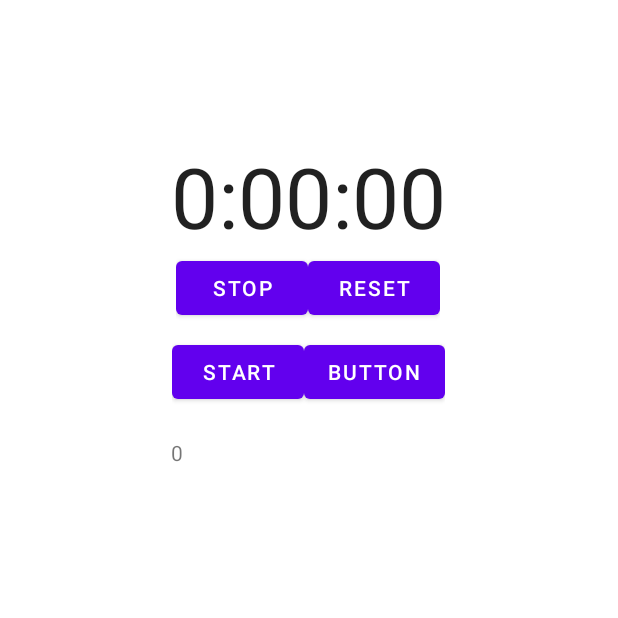
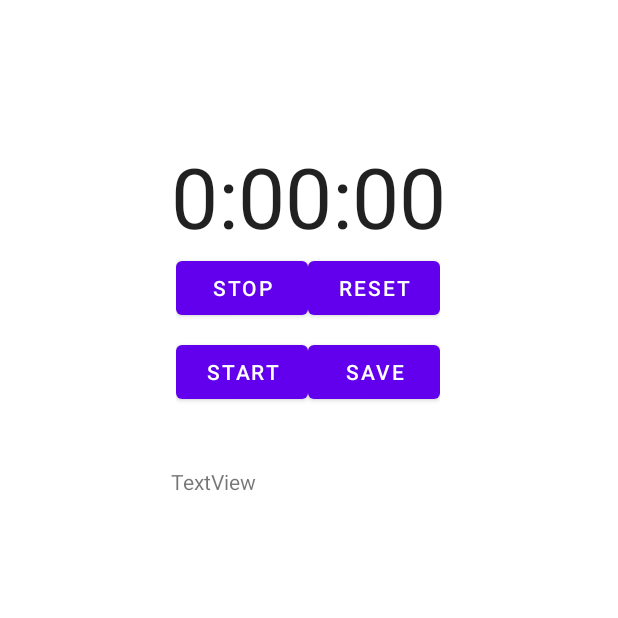
Before and after one commit to pawk3k/AM, an Android app: the StoperFragment screen opened directly, with no data from a screen before it, on a phone screen of 412 x 824 dp, the top half of it. Run offline under Robolectric (Android 15) with nearby library versions, the phone set to English and light mode, and no system bars.

Commit message:
working version for last result

```diff
--- a/DetailFlowV2/app/src/main/java/com/example/detailflow/fragments/StoperFragment.kt
+++ b/DetailFlowV2/app/src/main/java/com/example/detailflow/fragments/StoperFragment.kt
@@ -1,6 +1,7 @@
 package com.example.detailflow.fragments
 
 import android.content.Context
+import android.os.Build
 import android.os.Bundle
 import android.os.Handler
 import android.view.LayoutInflater
@@ -8,8 +9,14 @@ import android.view.View
 import android.view.ViewGroup
 import android.widget.Button
 import android.widget.TextView
+import android.widget.Toast
+import androidx.annotation.RequiresApi
 import androidx.fragment.app.Fragment
 import com.example.detailflow.R
+import java.text.SimpleDateFormat
+import java.time.LocalDateTime
+import java.time.format.DateTimeFormatter
+import java.util.*
 
 
 // TODO: Rename parameter arguments, choose names that match
@@ -26,12 +33,15 @@ class StoperFragment : Fragment(), View.OnClickListener {
     // TODO: Rename and change types of parameters
     private var param1: String? = null
     private var param2: String? = null
-
+    private val LAST_RECORD = "Last Record"
+    private val BEST_RECORD = "Best Record"
     private var item: String? = null
     private var seconds: Int = 0;
     private var running = false;
     private var wasRunning = false;
-    private var score = 32;
+    private var score: String? = "brak";
+    private var scoreLast: String? = "brak";
+    private var scoreBest: String? = "brak";
     override fun onCreate(savedInstanceState: Bundle?) {
         super.onCreate(savedInstanceState)
         arguments?.let {
@@ -46,7 +56,6 @@ class StoperFragment : Fragment(), View.OnClickListener {
             running = savedInstanceState.getBoolean("running");
             wasRunning = savedInstanceState.getBoolean("wasRunning");
         }
-//        getRecord()
     }
 
 
@@ -105,8 +114,9 @@ class StoperFragment : Fragment(), View.OnClickListener {
     }
 
     fun onClickSave() {
-        seconds += 20
-        setRecord(seconds)
+        activity?.findViewById<TextView>(R.id.last_result)?.text =
+            "Date :${getCurrentDate()}: ${activity?.findViewById<TextView>(R.id.time_view)?.text}"
+        setRecord()
     }
 
     override fun onClick(v: View?) {
@@ -118,23 +128,32 @@ class StoperFragment : Fragment(), View.OnClickListener {
         }
     }
 
-    fun setRecord(appliedValue: Int) {
+    fun getCurrentDate(): String {
+
+        val sdf = SimpleDateFormat("dd/M/yyyy")
+        val currentDate = sdf.format(Date())
+        return currentDate
+    }
+
+    fun setRecord() {
         val preferences = this.activity!!
             .getSharedPreferences("pref", Context.MODE_PRIVATE)
+        val edit = preferences.edit()
+        edit.putString(
+            "${item}",
+            "Date :${getCurrentDate()}: ${activity?.findViewById<TextView>(R.id.time_view)?.text}"
+        )
 
-//        val sharedScore = getSharedPreferences("com.example.myapplication.shared", 0)
-        val edit = preferences.edit()
-        edit.putInt("${item}", appliedValue)
+        scoreBest = preferences.getString("${item}:${BEST_RECORD}", "")
         edit.apply()
     }
 
-    fun getRecord(): Int {
+    fun getRecord(): String? {
 
         val preferences = this.activity!!
             .getSharedPreferences("pref", Context.MODE_PRIVATE)
-//        val sharedScore = this.getSharedPreferences("com.example.myapplication.shared", 0)
-
-        score = preferences.getInt("${item}", 0)
+        score = preferences.getString("${item}", "")
+//        scoreBest = preferences.getString("${item}:${BEST_RECORD}", "")
         return score
     }
 
--- a/DetailFlowV2/app/src/main/res/layout/fragment_stopper.xml
+++ b/DetailFlowV2/app/src/main/res/layout/fragment_stopper.xml
@@ -60,7 +60,7 @@
             android:layout_height="wrap_content"
             android:layout_weight="1"
             android:onClick="onClickSave"
-            android:text="Button" />
+            android:text="Save" />
     </LinearLayout>
 
     <TextView
@@ -69,4 +69,10 @@
         android:layout_height="wrap_content"
         android:text="TextView" />
 
+    <TextView
+        android:id="@+id/best_result"
+        android:layout_width="match_parent"
+        android:layout_height="wrap_content"
+        android:text="TextView" />
+
 </LinearLayout>
```
